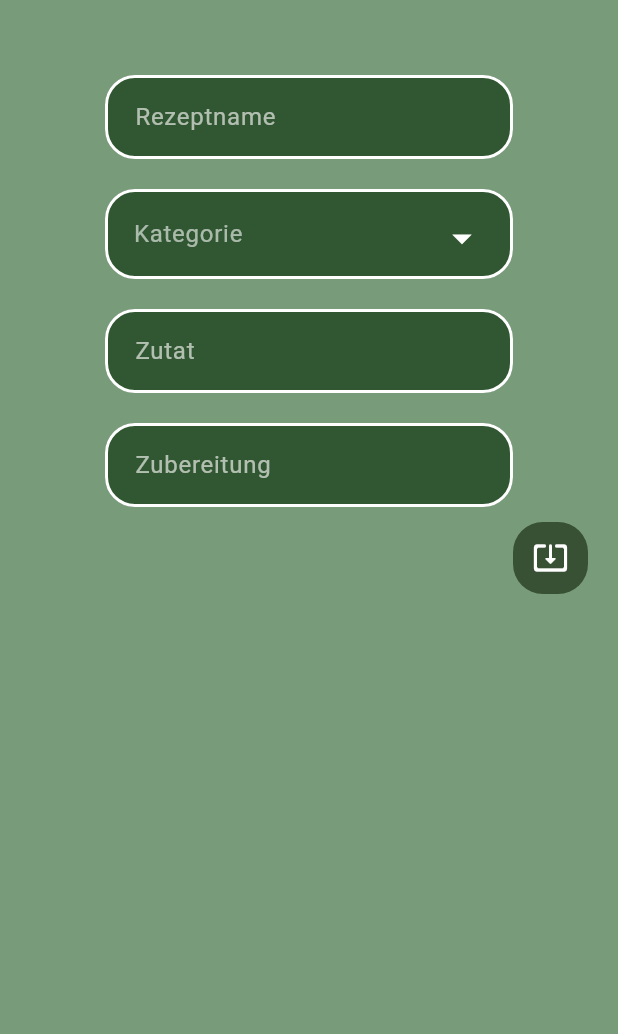
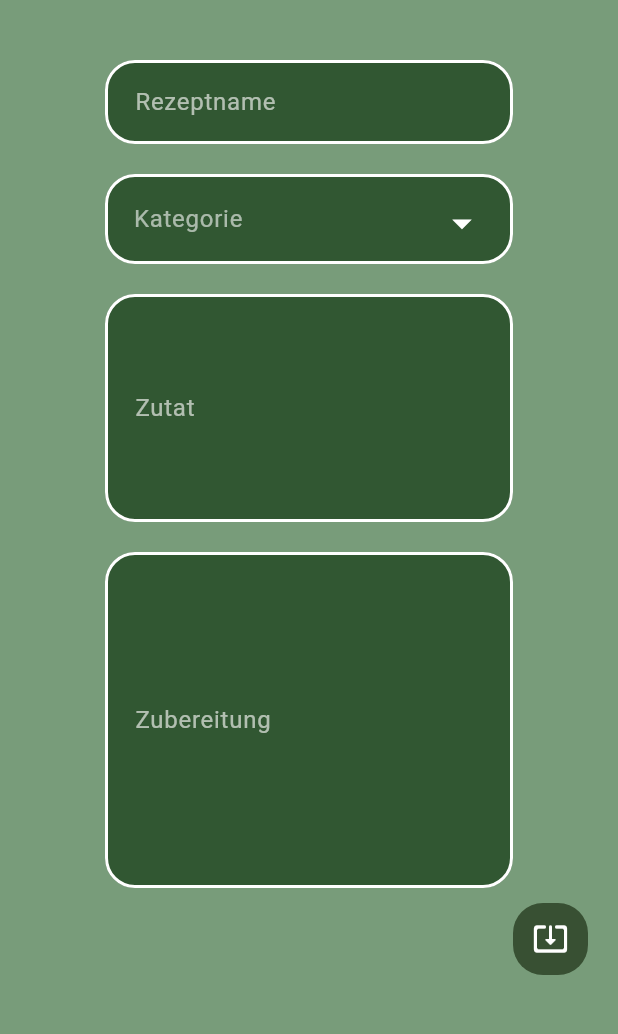
Before and after one commit to MelissaHartung/uebungsapp, a Flutter app: the AddRezept screen opened by its route, on a phone screen of 412 x 824 dp, the part 84-1118 px from its top. Run offline on Flutter 3.47's test engine with Material 3 defaults, Android fonts, the light colour scheme and no system bars; our stand-ins replace dropdown_button2.

Commit message:
textfield bigger

```diff
--- a/lib/components/text_field_zutaten.dart
+++ b/lib/components/text_field_zutaten.dart
@@ -3,9 +3,12 @@ import 'package:flutter/material.dart';
 class ZutatenTextField extends StatefulWidget {
   final String name;
   final bool bulletList;
+  final int? maxLines;
+
   const ZutatenTextField({
     required this.name,
     required this.bulletList,
+    required this.maxLines,
     super.key,
   });
 
@@ -64,8 +67,8 @@ class _ZutatenTextFieldState extends State<ZutatenTextField> {
   Widget build(BuildContext context) {
     return TextField(
       controller: myTextController1,
-      maxLines: null,
       keyboardType: TextInputType.multiline,
+      maxLines: widget.maxLines,
       style: TextStyle(color: Colors.white),
       decoration: InputDecoration(
         labelText: widget.name,
--- a/lib/pages/add_rezept.dart
+++ b/lib/pages/add_rezept.dart
@@ -25,13 +25,15 @@ class AddRezept extends StatelessWidget {
           child: Column(
             crossAxisAlignment: CrossAxisAlignment.start,
             children: [
-              SizedBox(height: 20),
+              SizedBox(height: 10),
 
               Container(
                 padding: EdgeInsets.symmetric(vertical: 10, horizontal: 25),
                 margin: EdgeInsets.symmetric(horizontal: 25),
-                child: ZutatenTextField(name: "Rezeptname", bulletList: false),
+                child: ZutatenTextField(name: "Rezeptname", bulletList: false, maxLines: 1),
               ),
+
+
 
               // SizedBox(height: 10),
               Container(
@@ -96,13 +98,13 @@ class AddRezept extends StatelessWidget {
               Container(
                 padding: EdgeInsets.symmetric(vertical: 10, horizontal: 25),
                 margin: EdgeInsets.symmetric(horizontal: 25),
-                child: ZutatenTextField(name: "Zutat", bulletList: true),
+                child: ZutatenTextField(name: "Zutat", bulletList: true, maxLines: 5,),
               ),
 
               Container(
                 padding: EdgeInsets.symmetric(vertical: 10, horizontal: 25),
                 margin: EdgeInsets.symmetric(horizontal: 25),
-                child: ZutatenTextField(name: "Zubereitung", bulletList: true),
+                child: ZutatenTextField(name: "Zubereitung", bulletList: true, maxLines: 8,),
               ),
 
               Align(
```
